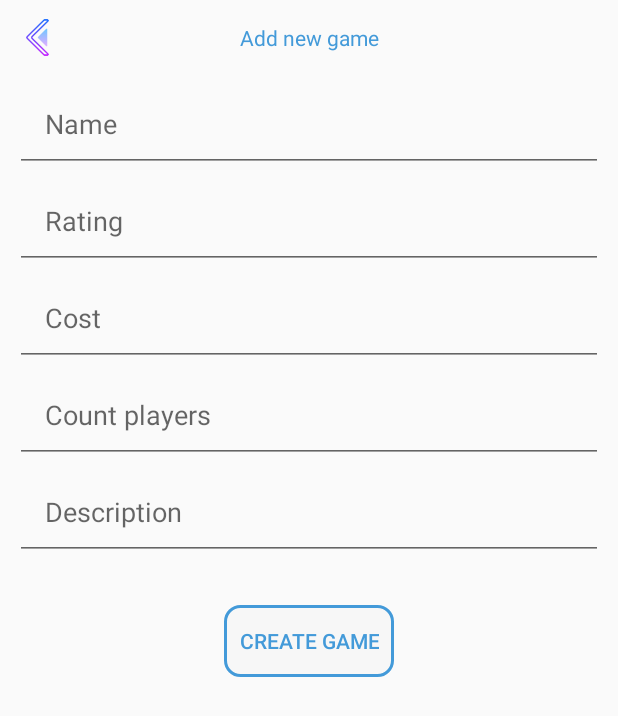
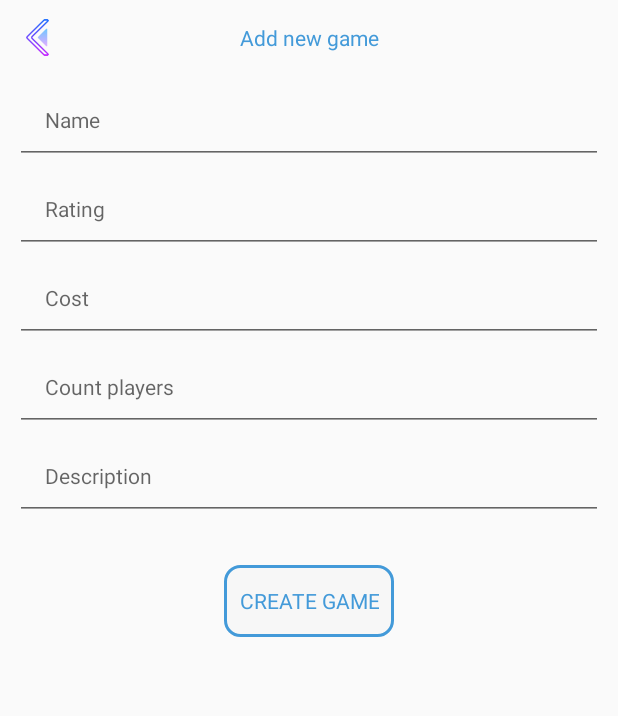
Before and after one commit to maxnevans/gla-android, an Android app: the AddGame screen opened through its navigation route, on a phone screen of 412 x 824 dp. Shown: the top 716 px of the screen. Run offline under Robolectric (Android 15) with nearby library versions, the phone set to English and light mode, and no system bars; libraries missing offline, so code that uses them is left out: kotlinx.serialization.builtins.

Commit message:
font size and font family from settings implemented

```diff
--- a/app/src/main/java/by/maxnevans/gamelist/fragments/AddGame.kt
+++ b/app/src/main/java/by/maxnevans/gamelist/fragments/AddGame.kt
@@ -7,13 +7,23 @@ import android.view.View
 import android.view.ViewGroup
 import android.widget.Button
 import android.widget.ImageButton
+import android.widget.TextView
 import androidx.navigation.Navigation
 import by.maxnevans.gamelist.R
+import by.maxnevans.gamelist.model.Storage
+import by.maxnevans.gamelist.view.UIAdapter
 
 /**
  * A simple [Fragment] subclass.
  */
 class AddGame : Fragment() {
+    private var txtValName: TextView? = null
+    private var txtValCost: TextView? = null
+    private var txtValCountPlayers: TextView? = null
+    private var txtValRating: TextView? = null
+    private var txtValDescription: TextView? = null
+    private var txtNavText: TextView? = null
+    private var btnCreateGame: Button? = null
 
     override fun onCreateView(
         inflater: LayoutInflater, container: ViewGroup?,
@@ -23,9 +33,28 @@ class AddGame : Fragment() {
         return inflater.inflate(R.layout.fragment_add_game, container, false)
     }
 
-    override fun onStart() {
-        super.onStart()
+    override fun onViewCreated(view: View, savedInstanceState: Bundle?) {
+        super.onViewCreated(view, savedInstanceState)
+        setupUIElements(view)
         setupClickListeners()
+    }
+
+    private fun setupUIElements(view: View) {
+        txtValName = view.findViewById(R.id.add_game_edt_name)
+        txtValCost = view.findViewById(R.id.add_game_edt_cost)
+        txtValCountPlayers = view.findViewById(R.id.add_game_edt_count_players)
+        txtValRating = view.findViewById(R.id.add_game_edt_rating)
+        txtValDescription = view.findViewById(R.id.add_game_edt_description)
+        txtNavText = view.findViewById(R.id.add_game_txt_nav_text)
+        btnCreateGame = view.findViewById(R.id.add_game_btn_add_game)
+
+        UIAdapter.setFont(txtValName!!, Storage.settings.raw)
+        UIAdapter.setFont(txtValCost!!, Storage.settings.raw)
+        UIAdapter.setFont(txtValCountPlayers!!, Storage.settings.raw)
+        UIAdapter.setFont(txtValRating!!, Storage.settings.raw)
+        UIAdapter.setFont(txtValDescription!!, Storage.settings.raw)
+        UIAdapter.setFont(txtNavText!!, Storage.settings.raw)
+        UIAdapter.setFont(btnCreateGame!!, Storage.settings.raw)
     }
 
     private fun setupClickListeners() {
--- a/app/src/main/java/by/maxnevans/gamelist/fragments/GameList.kt
+++ b/app/src/main/java/by/maxnevans/gamelist/fragments/GameList.kt
@@ -16,6 +16,7 @@ import kotlinx.serialization.json.JsonConfiguration
 
 class GameList : Fragment() {
     private var gamesContainer: LinearLayout? = null
+    private var navText: TextView? = null
 
     override fun onCreateView(
         inflater: LayoutInflater, container: ViewGroup?,
@@ -27,16 +28,23 @@ class GameList : Fragment() {
 
     override fun onViewCreated(view: View, savedInstanceState: Bundle?) {
         super.onViewCreated(view, savedInstanceState)
-        setupClickListeners()
+        setupUIElements(view)
+        setupClickListeners(view)
 
         gamesContainer = view.findViewById(R.id.ctnr_list_v_layout)
         updateGameList(gamesContainer!!)
     }
 
-    private fun setupClickListeners() {
-        view?.findViewById<ImageButton>(R.id.img_btn_filters)?.setOnClickListener(Navigation.createNavigateOnClickListener(R.id.action_game_list_to_game_filters))
-        view?.findViewById<ImageButton>(R.id.img_btn_add)?.setOnClickListener(Navigation.createNavigateOnClickListener(R.id.action_game_list_to_add_game))
-        view?.findViewById<ImageButton>(R.id.img_btn_settings)?.setOnClickListener(Navigation.createNavigateOnClickListener(R.id.action_game_list_to_application_settings))
+    private fun setupUIElements(view: View) {
+        navText = view.findViewById<TextView>(R.id.game_list_nav_text)
+
+        UIAdapter.setFont(navText!!, Storage.settings.raw)
+    }
+
+    private fun setupClickListeners(view: View) {
+        view.findViewById<ImageButton>(R.id.img_btn_filters)?.setOnClickListener(Navigation.createNavigateOnClickListener(R.id.action_game_list_to_game_filters))
+        view.findViewById<ImageButton>(R.id.img_btn_add)?.setOnClickListener(Navigation.createNavigateOnClickListener(R.id.action_game_list_to_add_game))
+        view.findViewById<ImageButton>(R.id.img_btn_settings)?.setOnClickListener(Navigation.createNavigateOnClickListener(R.id.action_game_list_to_application_settings))
     }
 
     private fun onGameClick(it: View) {
@@ -71,10 +79,26 @@ class GameList : Fragment() {
         item.setTag(R.id.game_object, game)
         item.setOnClickListener() { onGameClick(it) }
 
-        UIAdapter.setName(game.name,  item.findViewById<TextView>(R.id.txt_val_name))
-        UIAdapter.setCost(game.cost, item.findViewById<TextView>(R.id.txt_val_cost))
-        UIAdapter.setRating(game.rating, item.findViewById<TextView>(R.id.txt_val_rating))
-        UIAdapter.setCountPlayers(game.countPlayers, item.findViewById<TextView>(R.id.txt_val_count_players))
+        val txtValName = item.findViewById<TextView>(R.id.txt_val_name)
+        val txtCost = item.findViewById<TextView>(R.id.txt_cost)
+        val txtValCost = item.findViewById<TextView>(R.id.txt_val_cost)
+        val txtRating = item.findViewById<TextView>(R.id.txt_rating)
+        val txtValRating = item.findViewById<TextView>(R.id.txt_val_rating)
+        val txtCountPlayers = item.findViewById<TextView>(R.id.txt_count_players)
+        val txtValCountPlayers = item.findViewById<TextView>(R.id.txt_val_count_players)
+
+        UIAdapter.setFont(txtValName, Storage.settings.raw)
+        UIAdapter.setFont(txtCost, Storage.settings.raw)
+        UIAdapter.setFont(txtValCost, Storage.settings.raw)
+        UIAdapter.setFont(txtRating, Storage.settings.raw)
+        UIAdapter.setFont(txtValRating, Storage.settings.raw)
+        UIAdapter.setFont(txtCountPlayers, Storage.settings.raw)
+        UIAdapter.setFont(txtValCountPlayers, Storage.settings.raw)
+
+        UIAdapter.setName(game.name, txtValName)
+        UIAdapter.setCost(game.cost, txtValCost)
+        UIAdapter.setRating(game.rating, txtValRating)
+        UIAdapter.setCountPlayers(game.countPlayers, txtValCountPlayers)
         UIAdapter.setLogo(game.logo, item.findViewById<ImageView>(R.id.img_item_logo))
 
         return item
--- a/app/src/main/java/by/maxnevans/gamelist/view/UIAdapter.kt
+++ b/app/src/main/java/by/maxnevans/gamelist/view/UIAdapter.kt
@@ -5,6 +5,7 @@ import android.widget.*
 import by.maxnevans.gamelist.model.FiltersBuilder
 import by.maxnevans.gamelist.model.SettingsBuilder
 import by.maxnevans.gamelist.model.Storage
+import by.maxnevans.gamelist.model.dao.Settings
 import org.w3c.dom.Text
 import kotlin.math.pow
 import kotlin.math.roundToInt
@@ -88,6 +89,11 @@ object UIAdapter {
         return calcFontSize(getSeekBarProgressInProcentages(sb))
     }
 
+    fun setFont(txt: TextView, settings: Settings) {
+        txt.typeface = Fonts.map[settings.fontFamily]
+        txt.textSize = settings.fontSize.toFloat()
+    }
+
     private fun getSeekBarProgressInProcentages(sb: SeekBar): Double {
         return sb.progress * 1.0 / sb.max
     }
--- a/app/src/main/res/layout/fragment_add_game.xml
+++ b/app/src/main/res/layout/fragment_add_game.xml
@@ -25,7 +25,7 @@
             app:srcCompat="@drawable/back" />
 
         <TextView
-            android:id="@+id/textView"
+            android:id="@+id/add_game_txt_nav_text"
             android:layout_width="wrap_content"
             android:layout_height="match_parent"
             android:gravity="center"
@@ -82,7 +82,7 @@
         android:inputType="numberDecimal" />
 
     <EditText
-        android:id="@+id/editText7"
+        android:id="@+id/add_game_edt_description"
         android:layout_width="match_parent"
         android:layout_height="wrap_content"
         android:ems="10"
--- a/app/src/main/res/layout/fragment_game_list.xml
+++ b/app/src/main/res/layout/fragment_game_list.xml
@@ -38,6 +38,7 @@
             android:src="@drawable/magnifier" />
 
         <TextView
+            android:id="@+id/game_list_nav_text"
             android:layout_width="wrap_content"
             android:layout_height="50dp"
             android:gravity="center"
--- a/app/src/main/res/values/strings.xml
+++ b/app/src/main/res/values/strings.xml
@@ -30,4 +30,5 @@
     <string name="thousands" translatable="false">k</string>
     <string name="thousand" translatable="false">k</string>
     <string name="billion" translatable="false">b</string>
+    <string name="font_family">Font Family</string>
 </resources>
```
Also changed, not shown: app/src/main/java/by/maxnevans/gamelist/fragments/ApplicationSettings.kt (+19 -0 lines), app/src/main/java/by/maxnevans/gamelist/fragments/GameDetails.kt (+43 -2 lines), app/src/main/java/by/maxnevans/gamelist/fragments/GameFilters.kt (+39 -15 lines), app/src/main/res/layout/fragment_application_settings.xml (+5 -5 lines), app/src/main/res/layout/fragment_game_details.xml (+4 -4 lines), app/src/main/res/layout/fragment_game_filters.xml (+4 -3 lines), 1 other file.
